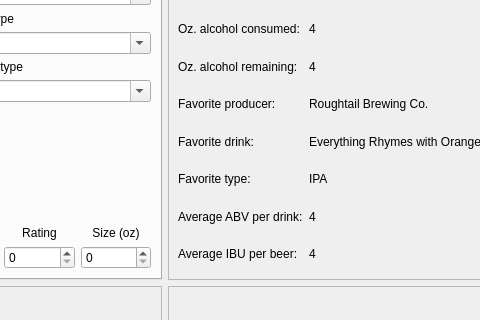
Before: the Qt Designer form src/mainwindow.ui in minorsecond/BuzzBot, drawn with Qt 5; both pictures show x 431 to 911 and y 101 to 421 of the 1006 by 692 pixel window.
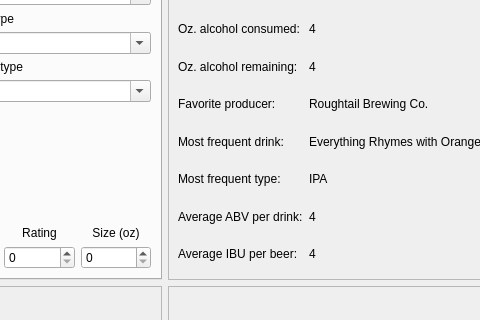
After: the same form once the commit is applied.

Commit message: Change favorite drink and type to most frequent drink and type

Patch:
```diff
--- a/src/mainwindow.ui
+++ b/src/mainwindow.ui
@@ -277,7 +277,7 @@
        <item row="6" column="0">
         <widget class="QLabel" name="favoriteTypeLabel">
          <property name="text">
-          <string>Favorite type:</string>
+          <string>Most frequent type:</string>
          </property>
         </widget>
        </item>
@@ -401,7 +401,7 @@
           </sizepolicy>
          </property>
          <property name="text">
-          <string>Favorite drink:</string>
+          <string>Most frequent drink:</string>
          </property>
         </widget>
        </item>
```
The commit also changes 1 other file.
